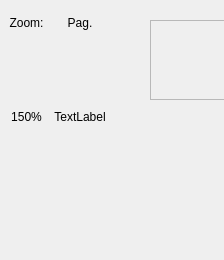
bq/cervantes, file bqViewer/ui/MiniatureViewLandscape.ui: the form before one commit.
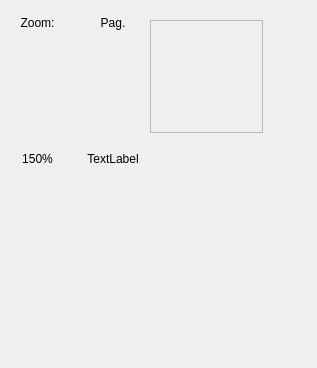
The form after the commit. Custom widgets are drawn as their Qt base class.

```diff
--- a/bqViewer/ui/MiniatureViewLandscape.ui
+++ b/bqViewer/ui/MiniatureViewLandscape.ui
@@ -6,8 +6,8 @@
    <rect>
     <x>0</x>
     <y>0</y>
-    <width>224</width>
-    <height>260</height>
+    <width>317</width>
+    <height>368</height>
    </rect>
   </property>
   <property name="windowTitle">
@@ -21,8 +21,8 @@
     <rect>
      <x>0</x>
      <y>0</y>
-     <width>160</width>
-     <height>206</height>
+     <width>226</width>
+     <height>291</height>
     </rect>
    </property>
    <layout class="QHBoxLayout" name="horizontalLayout_4">
@@ -105,8 +105,8 @@
          </property>
          <property name="sizeHint" stdset="0">
           <size>
-           <width>20</width>
-           <height>2</height>
+           <width>28</width>
+           <height>3</height>
           </size>
          </property>
         </spacer>
@@ -178,8 +178,8 @@
          </property>
          <property name="sizeHint" stdset="0">
           <size>
-           <width>20</width>
-           <height>2</height>
+           <width>28</width>
+           <height>3</height>
           </size>
          </property>
         </spacer>
@@ -201,8 +201,8 @@
     <rect>
      <x>150</x>
      <y>20</y>
-     <width>80</width>
-     <height>80</height>
+     <width>113</width>
+     <height>113</height>
     </rect>
    </property>
    <property name="frameShape">
@@ -217,8 +217,8 @@
     <rect>
      <x>160</x>
      <y>220</y>
-     <width>66</width>
-     <height>17</height>
+     <width>93</width>
+     <height>24</height>
     </rect>
    </property>
    <property name="text">
```
Left out of the diff: 14 changed lines with no effect on the pictures.
